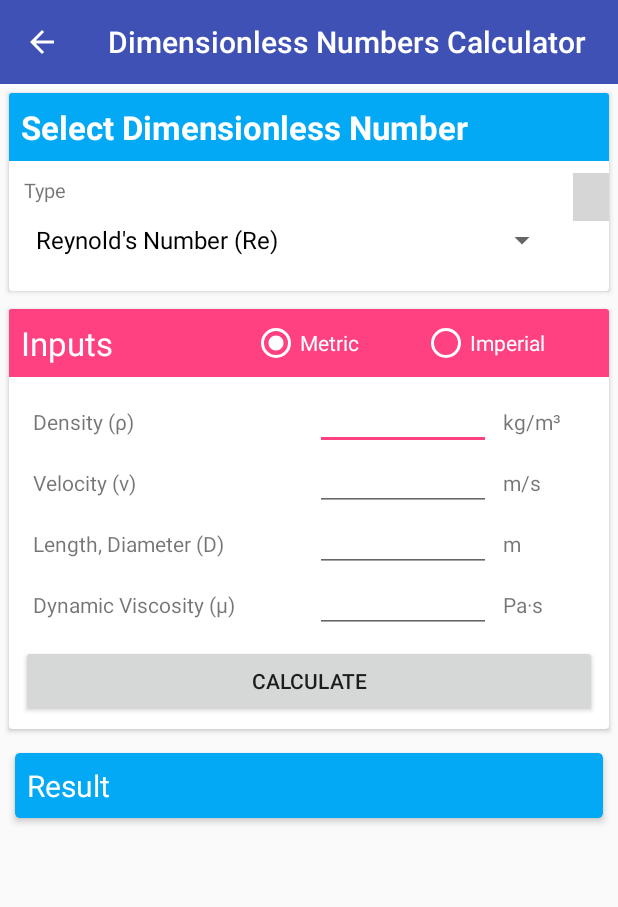
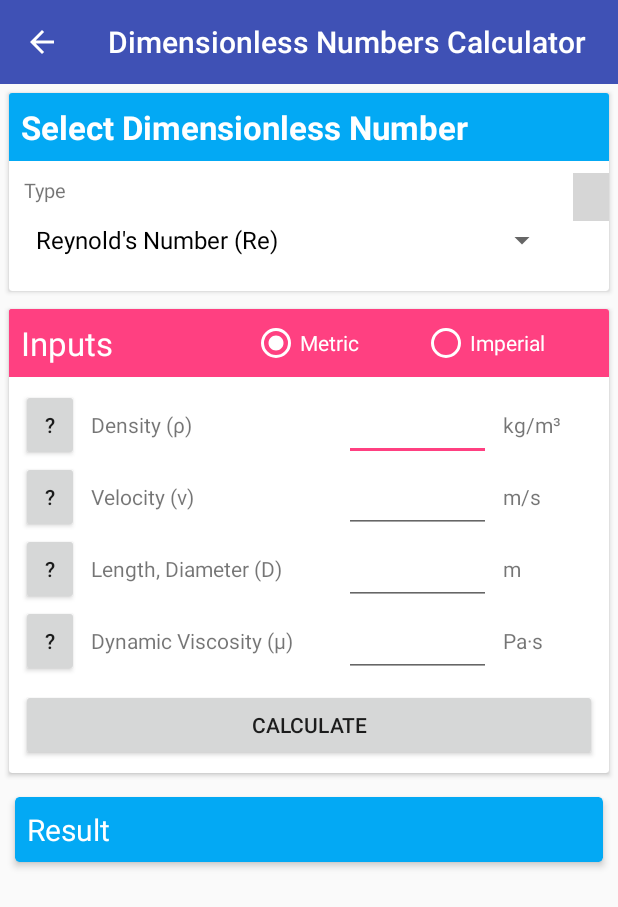
Before and after one commit to Kackerlacka/Mechie, an Android app: the ToolsDimensionlessNumbersCalc screen opened directly, with no data from a screen before it, on a phone screen of 412 x 824 dp. Shown: the top 907 px of the screen. Run offline under Robolectric (Android 15) with nearby library versions, the phone set to English and light mode, and no system bars; libraries missing offline, so code that uses them is left out: katex.hourglass.in; plain views replace MathView; 2 statements that could not run were skipped; grey boxes are pictures that could not be loaded.

Commit message:
Added value fetcher buttons to Dimensionless Numbers Calculator

```diff
--- a/app/src/main/java/com/kackerlacka/mechie/MainConcepts.java
+++ b/app/src/main/java/com/kackerlacka/mechie/MainConcepts.java
@@ -28,7 +28,7 @@ public class MainConcepts extends Fragment {
         Picasso.get().load(R.drawable.chemistry).resize(600, 600).into(chemistry);
         Picasso.get().load(R.drawable.physics).resize(600, 600).into(physics);
         Picasso.get().load(R.drawable.thermal).resize(600, 600).into(thermalEngineering);
-        Picasso.get().load(R.drawable.equations).resize(600, 600).into(mathematics);
+        Picasso.get().load(R.drawable.mathematics).resize(600, 600).into(mathematics);
         return view;
 
     }
--- a/app/src/main/java/com/kackerlacka/mechie/ToolsDimensionlessNumbersCalc.java
+++ b/app/src/main/java/com/kackerlacka/mechie/ToolsDimensionlessNumbersCalc.java
@@ -25,6 +25,7 @@ public class ToolsDimensionlessNumbersCalc extends AppCompatActivity {
     private EditText input_field1, input_field2, input_field3, input_field4;
     private TextView input_text1, input_text2, input_text3, input_text4;
     private TextView unit1, unit2, unit3, unit4;
+    private Button button1, button2, button3, button4;
     private TextView resultCalc;
     private int numberSel;
     List<String> data1 = new ArrayList<>();
@@ -75,6 +76,7 @@ public class ToolsDimensionlessNumbersCalc extends AppCompatActivity {
                                 unit1.setText("m⋅s⁻¹");
                                 unit2.setText("m²⋅s⁻¹");
                                 unit3.setText("m");
+                                break;
                             case 5:
                                 unit1.setText("W/(m²⋅K)");
                                 unit2.setText("m");
@@ -390,6 +392,10 @@ public class ToolsDimensionlessNumbersCalc extends AppCompatActivity {
         unit2 = findViewById(R.id.unit2);
         unit3 = findViewById(R.id.unit3);
         unit4 = findViewById(R.id.unit4);
+        button1 = findViewById(R.id.button1);
+        button2 = findViewById(R.id.button2);
+        button3 = findViewById(R.id.button3);
+        button4 = findViewById(R.id.button4);
         MathView dimensionlessFormula = findViewById(R.id.formula);
         radioGroup = findViewById(R.id.radiogroup);
 
@@ -584,26 +590,34 @@ public class ToolsDimensionlessNumbersCalc extends AppCompatActivity {
         input_field2.getText().clear();
         input_field3.getText().clear();
         input_field4.getText().clear();
+        button1.setVisibility(View.GONE);
+        button2.setVisibility(View.GONE);
+        button3.setVisibility(View.GONE);
+        button4.setVisibility(View.GONE);
     }
 
     public void line1Visible() {
         input_text1.setVisibility(View.VISIBLE);
         input_field1.setVisibility(View.VISIBLE);
         unit1.setVisibility(View.VISIBLE);
+        button1.setVisibility(View.VISIBLE);
     }
     public void line2Visible() {
         input_text2.setVisibility(View.VISIBLE);
         input_field2.setVisibility(View.VISIBLE);
         unit2.setVisibility(View.VISIBLE);
+        button2.setVisibility(View.VISIBLE);
     }
     public void line3Visible() {
         input_text3.setVisibility(View.VISIBLE);
         input_field3.setVisibility(View.VISIBLE);
         unit3.setVisibility(View.VISIBLE);
+        button3.setVisibility(View.VISIBLE);
     }
     public void line4Visible() {
         input_text4.setVisibility(View.VISIBLE);
         input_field4.setVisibility(View.VISIBLE);
         unit4.setVisibility(View.VISIBLE);
+        button4.setVisibility(View.VISIBLE);
     }
 }
--- a/app/src/main/res/layout/tools_dimensionlessnumbers.xml
+++ b/app/src/main/res/layout/tools_dimensionlessnumbers.xml
@@ -162,30 +162,38 @@
                     android:paddingTop="8dp"
                     android:paddingLeft="8dp">
 
+                    <Button
+                        android:id="@+id/button1"
+                        android:layout_height="wrap_content"
+                        android:layout_width="0px"
+                        android:text="?"
+                        android:layout_weight="0.2"/>
+
                     <TextView
                         android:id="@+id/input1"
                         android:layout_width="0px"
-                        android:layout_height="wrap_content"
-                        android:layout_below="@id/header_main"
-                        android:layout_weight="1"
+                        android:layout_height="match_parent"
+                        android:layout_weight="0.9"
                         android:padding="8dp"
-                        android:text="Density (ρ)" />
+                        android:text="Density (ρ)"
+                        android:gravity="center_vertical"/>
 
                     <EditText
                         android:id="@+id/input_field1"
                         android:layout_width="0px"
-                        android:layout_height="wrap_content"
-                        android:layout_weight="0.6"
+                        android:layout_height="match_parent"
+                        android:layout_weight="0.5"
                         android:padding="8dp"
                         android:inputType="numberDecimal"/>
 
                     <TextView
                         android:id="@+id/unit1"
                         android:layout_width="0px"
-                        android:layout_height="wrap_content"
+                        android:layout_height="match_parent"
                         android:layout_weight="0.4"
                         android:padding="8dp"
-                        android:text="kg/m³"/>
+                        android:text="kg/m³"
+                        android:gravity="center_vertical"/>
 
                 </LinearLayout>
 
@@ -196,29 +204,38 @@
                     android:weightSum="2"
                     android:paddingLeft="8dp">
 
+                    <Button
+                        android:id="@+id/button2"
+                        android:layout_height="wrap_content"
+                        android:layout_width="0px"
+                        android:text="?"
+                        android:layout_weight="0.2"/>
+
                     <TextView
                         android:id="@+id/input2"
                         android:layout_width="0px"
-                        android:layout_height="wrap_content"
-                        android:layout_weight="1"
+                        android:layout_height="match_parent"
+                        android:layout_weight="0.9"
                         android:padding="8dp"
-                        android:text="Velocity (v)" />
+                        android:text="Velocity (v)"
+                        android:gravity="center_vertical"/>
 
                     <EditText
                         android:id="@+id/input_field2"
                         android:layout_width="0px"
-                        android:layout_height="wrap_content"
-                        android:layout_weight=".6"
+                        android:layout_height="match_parent"
+                        android:layout_weight=".5"
                         android:padding="8dp"
                         android:inputType="numberDecimal"/>
 
                     <TextView
                         android:id="@+id/unit2"
                         android:layout_width="0px"
-                        android:layout_height="wrap_content"
+                        android:layout_height="match_parent"
                         android:layout_weight="0.4"
                         android:padding="8dp"
-                        android:text="m/s"/>
+                        android:text="m/s"
+                        android:gravity="center_vertical"/>
 
                 </LinearLayout>
 
@@ -229,29 +246,38 @@
                     android:weightSum="2"
                     android:paddingLeft="8dp">
 
+                    <Button
+                        android:id="@+id/button3"
+                        android:layout_height="wrap_content"
+                        android:layout_width="0px"
+                        android:text="?"
+                        android:layout_weight="0.2"/>
+
                     <TextView
                         android:id="@+id/input3"
                         android:layout_width="0px"
-                        android:layout_height="wrap_content"
-                        android:layout_weight="1"
+                        android:layout_height="match_parent"
+                        android:layout_weight="0.9"
                         android:padding="8dp"
-                        android:text="Length, Diameter (D)" />
+                        android:text="Length, Diameter (D)"
+                        android:gravity="center_vertical"/>
 
                     <EditText
                         android:id="@+id/input_field3"
                         android:layout_width="0px"
-                        android:layout_height="wrap_content"
-                        android:layout_weight=".6"
+                        android:layout_height="match_parent"
+                        android:layout_weight="0.5"
                         android:padding="8dp"
                         android:inputType="numberDecimal"/>
 
                     <TextView
                         android:id="@+id/unit3"
                         android:layout_width="0px"
-                        android:layout_height="wrap_content"
+                        android:layout_height="match_parent"
                         android:layout_weight="0.4"
                         android:padding="8dp"
-                        android:text="m"/>
+                        android:text="m"
+                        android:gravity="center_vertical"/>
 
                 </LinearLayout>
 
@@ -262,29 +288,38 @@
                     android:weightSum="2"
                     android:paddingLeft="8dp">
 
+                    <Button
+                        android:id="@+id/button4"
+                        android:layout_height="wrap_content"
+                        android:layout_width="0px"
+                        android:text="?"
+                        android:layout_weight="0.2"/>
+
                     <TextView
                         android:id="@+id/input4"
                         android:layout_width="0px"
-                        android:layout_height="wrap_content"
-                        android:layout_weight="1"
+                        android:layout_height="match_parent"
+                        android:layout_weight="0.9"
                         android:padding="8dp"
-                        android:text="Dynamic Viscosity (µ)" />
+                        android:text="Dynamic Viscosity (µ)"
+                        android:gravity="center_vertical"/>
 
                     <EditText
                         android:id="@+id/input_field4"
                         android:layout_width="0px"
-                        android:layout_height="wrap_content"
-                        android:layout_weight=".6"
+                        android:layout_height="match_parent"
+                        android:layout_weight="0.5"
                         android:padding="8dp"
                         android:inputType="numberDecimal"/>
 
                     <TextView
                         android:id="@+id/unit4"
                         android:layout_width="0px"
-                        android:layout_height="wrap_content"
+                        android:layout_height="match_parent"
                         android:layout_weight="0.4"
                         android:padding="8dp"
-                        android:text="Pa·s"/>
+                        android:text="Pa·s"
+                        android:gravity="center_vertical"/>
 
                 </LinearLayout>
 
```
